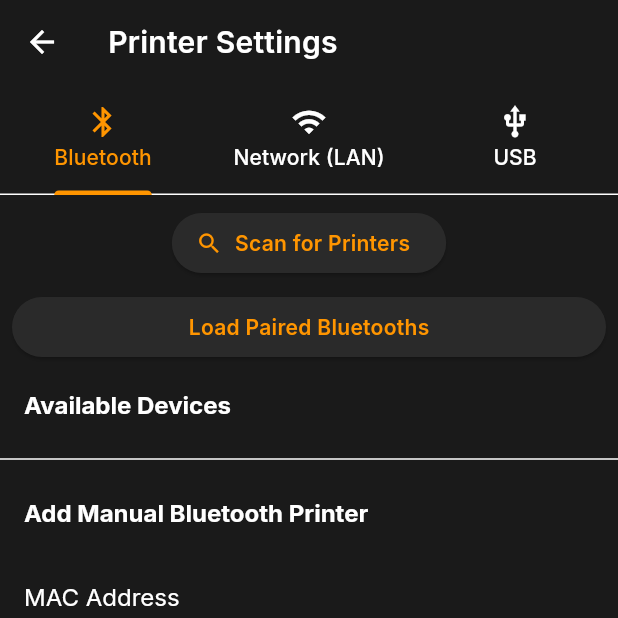
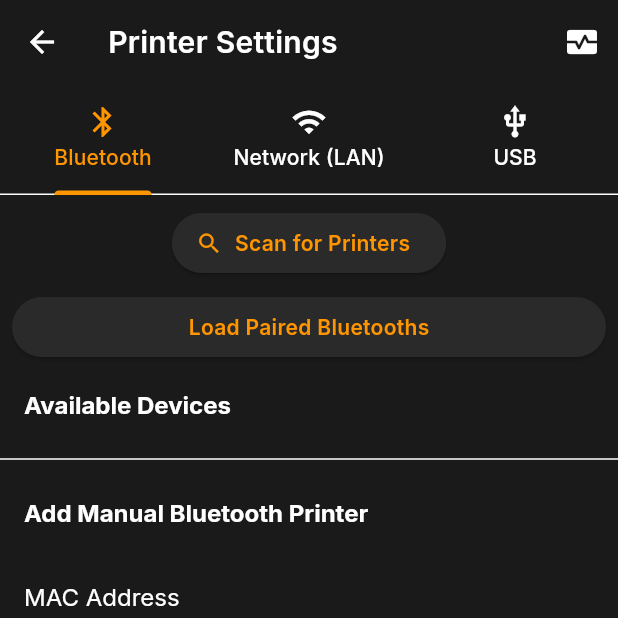
Before and after one commit to Dibya-kcd/dishrv5, a Flutter app: the PrinterSettingsScreen screen opened directly, on a phone screen of 412 x 824 dp, the top half of it. Run offline on Flutter 3.47's test engine with Material 3 defaults, Android fonts, the phone set to English and light mode, and no system bars; our stand-ins replace cached_network_image, firebase_core, firebase_database, fl_chart, flutter_animate, flutter_blue_plus and 13 more; missing offline and left inert: esc_pos_utils_plus, print_bluetooth_thermal; accounts and stored records are empty.

Commit message:
1.0.35
Co-Authored-By: dibya <18060+dibya@users.noreply.github.com>

```diff
--- a/lib/screens/printer_settings_screen.dart
+++ b/lib/screens/printer_settings_screen.dart
@@ -40,6 +40,13 @@ class _PrinterSettingsScreenState extends State<PrinterSettingsScreen> with Sing
     return Scaffold(
       appBar: AppBar(
         title: const Text('Printer Settings'),
+        actions: [
+          IconButton(
+            icon: const Icon(Icons.monitor_heart),
+            tooltip: 'Run Diagnostics',
+            onPressed: _runDiagnostics,
+          ),
+        ],
         bottom: TabBar(
           controller: _tabController,
           tabs: const [
```
